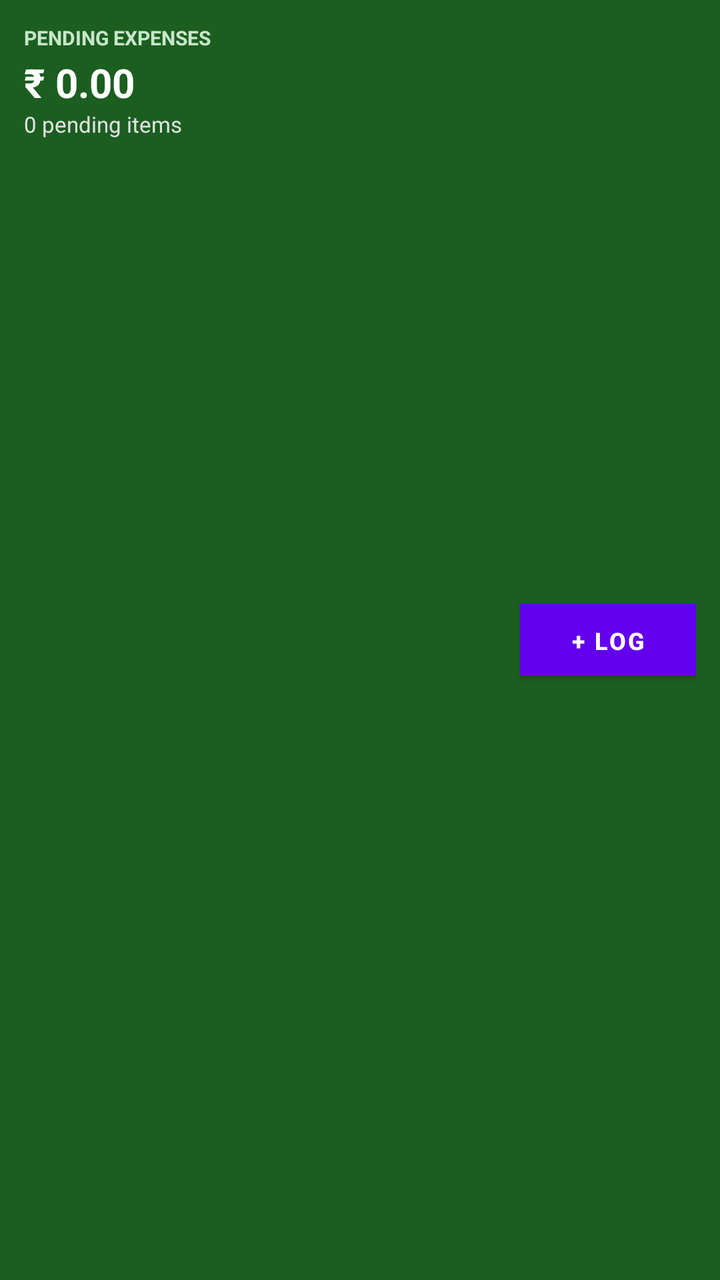
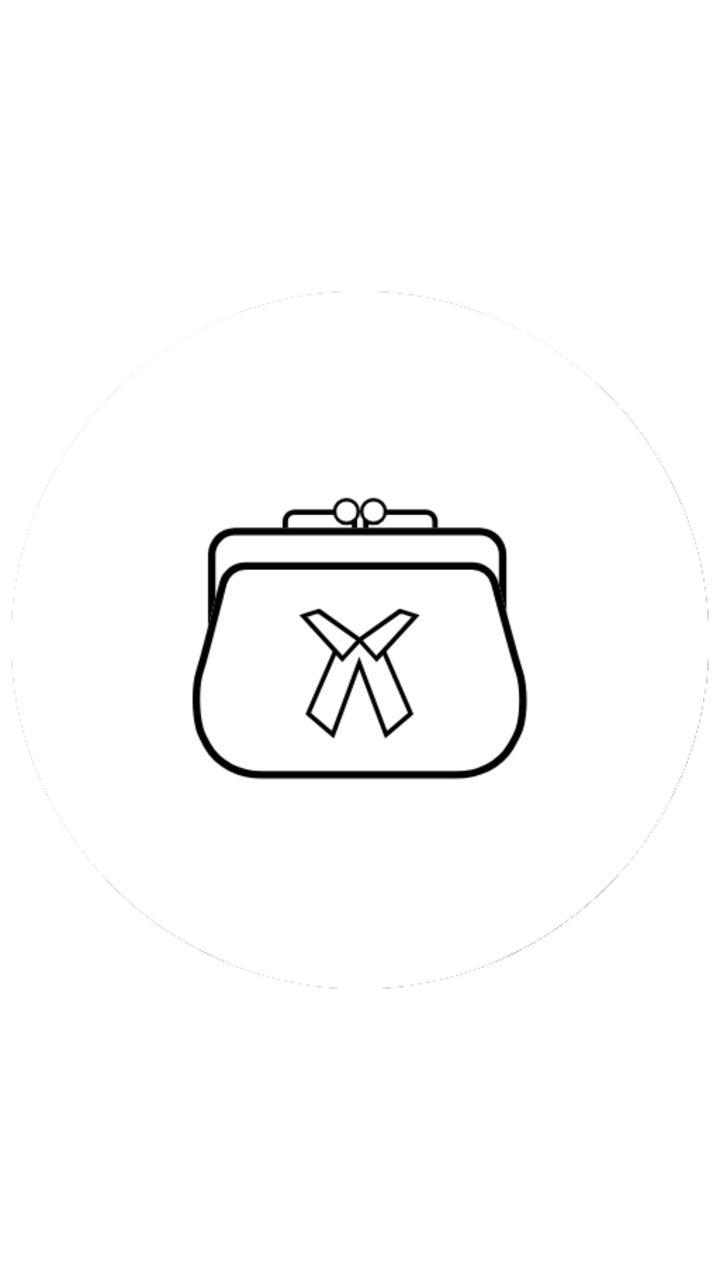

Compare the two renders of this Android layout. The source of the first and the diff that turns it into the second are given below.
<!-- AndroidManifest.xml: fallback theme Theme.MaterialComponents.DayNight.NoActionBar -->
<!-- res/layout/widget_layout.xml -->
<?xml version="1.0" encoding="utf-8"?>
<RelativeLayout xmlns:android="http://schemas.android.com/apk/res/android"
    android:layout_width="match_parent"
    android:layout_height="match_parent"
    android:background="#1B5E20"
    android:padding="12dp">

    <TextView
        android:id="@+id/widget_title"
        android:layout_width="wrap_content"
        android:layout_height="wrap_content"
        android:text="PENDING EXPENSES"
        android:textColor="#C8E6C9"
        android:textSize="10sp"
        android:textStyle="bold" />

    <TextView
        android:id="@+id/widget_amount"
        android:layout_width="wrap_content"
        android:layout_height="wrap_content"
        android:layout_below="@id/widget_title"
        android:layout_marginTop="2dp"
        android:text="₹ 0.00"
        android:textColor="#FFFFFF"
        android:textSize="20sp"
        android:textStyle="bold" />

    <TextView
        android:id="@+id/widget_count"
        android:layout_width="wrap_content"
        android:layout_height="wrap_content"
        android:layout_below="@id/widget_amount"
        android:text="0 pending items"
        android:textColor="#E0E0E0"
        android:textSize="11sp" />

    <Button
        android:id="@+id/widget_add_button"
        android:layout_width="wrap_content"
        android:layout_height="36dp"
        android:layout_alignParentEnd="true"
        android:layout_centerVertical="true"
        android:background="#2E7D32"
        android:text="+ Log"
        android:textColor="#FFFFFF"
        android:textSize="12sp"
        android:textStyle="bold" />
</RelativeLayout>
<!-- resources referenced by this layout -->
<resources>

</resources>

<!-- the commit's change to res/layout/widget_layout.xml (unified diff, before → after) -->
@@ -1,48 +1,18 @@
 <?xml version="1.0" encoding="utf-8"?>
-<RelativeLayout xmlns:android="http://schemas.android.com/apk/res/android"
+<FrameLayout xmlns:android="http://schemas.android.com/apk/res/android"
+    android:id="@+id/widget_root"
     android:layout_width="match_parent"
     android:layout_height="match_parent"
-    android:background="#1B5E20"
-    android:padding="12dp">
+    android:background="@android:color/transparent">
 
-    <TextView
-        android:id="@+id/widget_title"
-        android:layout_width="wrap_content"
-        android:layout_height="wrap_content"
-        android:text="PENDING EXPENSES"
-        android:textColor="#C8E6C9"
-        android:textSize="10sp"
-        android:textStyle="bold" />
+    <ImageView
+        android:id="@+id/widget_image"
+        android:layout_width="match_parent"
+        android:layout_height="match_parent"
+        android:layout_gravity="center"
+        android:adjustViewBounds="true"
+        android:scaleType="fitCenter"
+        android:contentDescription="Lexspense"
+        android:src="@drawable/widget_icon" />
 
-    <TextView
-        android:id="@+id/widget_amount"
-        android:layout_width="wrap_content"
-        android:layout_height="wrap_content"
-        android:layout_below="@id/widget_title"
-        android:layout_marginTop="2dp"
-        android:text="₹ 0.00"
-        android:textColor="#FFFFFF"
-        android:textSize="20sp"
-        android:textStyle="bold" />
-
-    <TextView
-        android:id="@+id/widget_count"
-        android:layout_width="wrap_content"
-        android:layout_height="wrap_content"
-        android:layout_below="@id/widget_amount"
-        android:text="0 pending items"
-        android:textColor="#E0E0E0"
-        android:textSize="11sp" />
-
-    <Button
-        android:id="@+id/widget_add_button"
-        android:layout_width="wrap_content"
-        android:layout_height="36dp"
-        android:layout_alignParentEnd="true"
-        android:layout_centerVertical="true"
-        android:background="#2E7D32"
-        android:text="+ Log"
-        android:textColor="#FFFFFF"
-        android:textSize="12sp"
-        android:textStyle="bold" />
-</RelativeLayout>
+</FrameLayout>
<!-- resource entries referenced after the edit -->
@@ -1,5 +1,5 @@
 <!-- resources referenced by this layout -->
 <resources>
-
+  <!-- drawable widget_icon: png bitmap (drawable, 26813 bytes) -->
 </resources>
 
